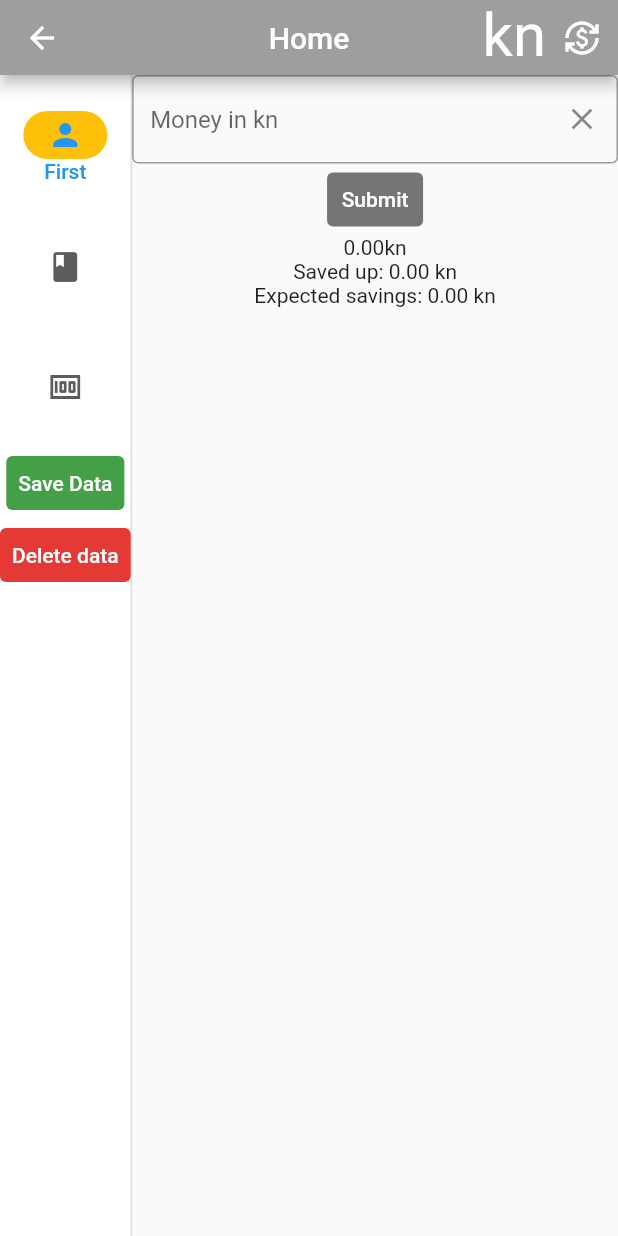
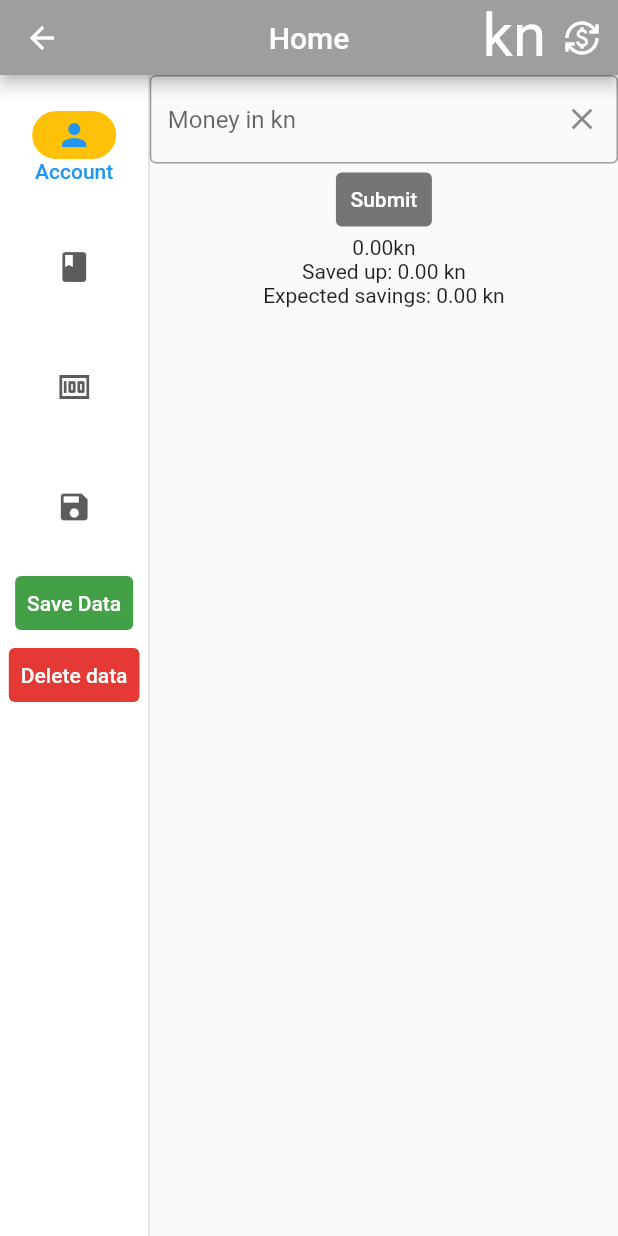
Before and after one commit to Dero1014/FinanceApp, a Flutter app: the HomePage screen opened directly, on a phone screen of 412 x 824 dp. Run offline on Flutter 3.47's test engine with Material 2 defaults, Android fonts, the phone set to English and light mode, and no system bars; our stand-ins replace hive, hive_flutter; accounts and stored records are empty.

Commit message:
Issue-ID: I-012 Refactoring for desktop

```diff
--- a/lib/classes/boxes.class.dart
+++ b/lib/classes/boxes.class.dart
@@ -42,9 +42,9 @@ class Boxes {
     String directory = (await getApplicationDocumentsDirectory()).path;
     List files;
 
-    files = Directory("$directory").listSync();
+    files = Directory(directory).listSync();
     for (var file in files) {
-      print(file);
+      //print(file);
     }
   }
 
--- a/lib/classes/widgethelper.class.dart
+++ b/lib/classes/widgethelper.class.dart
@@ -36,13 +36,13 @@ class WidgetHelper {
                     onPressed: () {
                       Navigator.pop(context);
                     },
-                    child: Text("No")),
+                    child: const Text("No")),
                 TextButton(
                   onPressed: () {
                     yesFunc();
                     Navigator.pop(context);
                   },
-                  child: Text("Yes"),
+                  child: const Text("Yes"),
                 )
               ],
             ));
--- a/lib/pages/account.page.dart
+++ b/lib/pages/account.page.dart
@@ -1,6 +1,6 @@
 import 'package:finances/classes/boxes.class.dart';
+import 'package:finances/pages/home.page.dart';
 import 'package:flutter/material.dart';
-import 'package:finances/widgets/appbar.dart';
 import 'package:finances/classes/account.class.dart';
 
 class AccountPage extends StatefulWidget {
@@ -16,13 +16,15 @@ class _AccountPageState extends State<AccountPage> {
   @override
   Widget build(BuildContext context) {
     return Expanded(
-      child: Center(
+      child: ValueListenableBuilder(
+        valueListenable: notifier,
+        builder: (context, value, child) => Center(
             child: Column(children: <Widget>[
           TextField(
               controller: incomeController,
               keyboardType: TextInputType.number,
               decoration: InputDecoration(
-                      hintText: "Money in " + Boxes().boxes[0].get("icon"),
+                  hintText: 'Money in ${Boxes().boxes[0].get("icon")}',
                   border: const OutlineInputBorder(),
                   suffixIcon: IconButton(
                     onPressed: () {
@@ -43,10 +45,14 @@ class _AccountPageState extends State<AccountPage> {
             ),
             child: const Text("Submit"),
           ),
-              Text(Account().income.toStringAsFixed(2) + Boxes().boxes[0].get("icon")),
-              Text('Saved up: ${Account().savedUp().toStringAsFixed(2)} ${Boxes().boxes[0].get("icon")}'),
-              Text('Expected savings: ${Account().saveExpectency().toStringAsFixed(2)} ${Boxes().boxes[0].get("icon")}'),
+          Text(
+              Account().income.toStringAsFixed(2) + Boxes().boxes[0].get("icon")),
+          Text(
+              'Saved up: ${Account().savedUp().toStringAsFixed(2)} ${Boxes().boxes[0].get("icon")}'),
+          Text(
+              'Expected savings: ${Account().saveExpectency().toStringAsFixed(2)} ${Boxes().boxes[0].get("icon")}'),
         ])),
+      ),
     );
   }
 }
--- a/lib/pages/category.page.dart
+++ b/lib/pages/category.page.dart
@@ -1,4 +1,3 @@
-import 'package:flutter/foundation.dart';
 import 'package:flutter/material.dart';
 import 'categoryAdd.page.dart';
 import 'categoryRatio.page.dart';
@@ -13,7 +12,7 @@ class CategoryPage extends StatefulWidget {
 class _CategoryPageState extends State<CategoryPage> {
   @override
   Widget build(BuildContext context) {
-    return Expanded(
+    return const Expanded(
       child: Row(
         children: <Widget>[
           CategoryAddPage(),
--- a/lib/pages/categoryRatio.page.dart
+++ b/lib/pages/categoryRatio.page.dart
@@ -39,7 +39,7 @@ class _CategoryRatioPageState extends State<CategoryRatioPage> {
   @override
   Widget build(BuildContext context) {
     return ValueListenableBuilder(
-      valueListenable: catListNotif,
+      valueListenable: notifier,
       builder: (context, value, child) {
         return Expanded(
           child: Column(
--- a/lib/pages/expenseView.page.dart
+++ b/lib/pages/expenseView.page.dart
@@ -27,7 +27,7 @@ class _ExpenseViewPageState extends State<ExpenseViewPage> {
   @override
   Widget build(BuildContext context) {
     return ValueListenableBuilder(
-      valueListenable: catListNotif,
+      valueListenable: notifier,
       builder: (context, value, child) {
         return Expanded(
           child: Column(children: <Widget>[
--- a/lib/pages/expenses.page.dart
+++ b/lib/pages/expenses.page.dart
@@ -12,7 +12,7 @@ class ExpensesPage extends StatefulWidget {
 class _ExpensesPageState extends State<ExpensesPage> {
   @override
   Widget build(BuildContext context) {
-    return Expanded(
+    return const Expanded(
       child: Row(
         children: <Widget>[
           ExpenseAddPage(),
--- a/lib/pages/home.page.dart
+++ b/lib/pages/home.page.dart
@@ -1,23 +1,17 @@
-import 'package:finances/classes/account.class.dart';
 import 'package:finances/classes/widgethelper.class.dart';
 import 'package:finances/pages/account.page.dart';
 import 'package:finances/pages/category.page.dart';
-import 'package:finances/pages/categoryAdd.page.dart';
-import 'package:finances/pages/categoryRatio.page.dart';
-import 'package:finances/pages/expenseAdd.page.dart';
-import 'package:finances/pages/expenseView.page.dart';
 import 'package:finances/pages/expenses.page.dart';
 import 'package:finances/widgets/appbar.dart';
 import 'package:flutter/material.dart';
 import 'package:hive/hive.dart';
 import '../classes/boxes.class.dart';
 import '../classes/category.class.dart';
-import 'package:path_provider/path_provider.dart';
 import 'dart:io';
 
-class MyNotifier extends ValueNotifier<CategoryList>
+class MyNotifier extends ValueNotifier
 {
-  MyNotifier(CategoryList value) : super(value);
+  MyNotifier(value) : super(value);
 
   void dataChanged()
   {
@@ -25,7 +19,7 @@ class MyNotifier extends ValueNotifier<CategoryList>
   }
 }
 
-final MyNotifier catListNotif = new MyNotifier(CategoryList());
+final MyNotifier notifier = MyNotifier(int);
 
 class HomePage extends StatefulWidget {
   const HomePage({super.key});
@@ -49,7 +43,7 @@ class _HomePageState extends State<HomePage> {
   @override
   Widget build(BuildContext context) {
     return Scaffold(
-      appBar: HomeBar("Home", true),
+      appBar: const HomeBar("Home", true),
       body: Row(
         children: <Widget>[
           NavigationRail(
@@ -100,23 +94,27 @@ class _HomePageState extends State<HomePage> {
             destinations: const <NavigationRailDestination>[
               NavigationRailDestination(
                 icon: Icon(Icons.person),
-                label: Text('First'),
+                label: Text('Account'),
               ),
               NavigationRailDestination(
                 icon: Icon(Icons.book),
-                label: Text('Second'),
+                label: Text('Categories'),
               ),
               NavigationRailDestination(
                 icon: Icon(Icons.money),
-                label: Text('Third'),
+                label: Text('Expenses'),
+              ),
+              NavigationRailDestination(
+                icon: Icon(Icons.save),
+                label: Text('Data location'),
               ),
             ],
           ),
-          VerticalDivider( thickness: 1, width: 1),
+          const VerticalDivider( thickness: 1, width: 1),
           <Widget>[
-              AccountPage(),
-              CategoryPage(),
-              ExpensesPage(),
+              const AccountPage(),
+              const CategoryPage(),
+              const ExpensesPage(),
             ][_selectedIndex],
         ],
       ),
@@ -125,7 +123,7 @@ class _HomePageState extends State<HomePage> {
 }
 
 Future<String> get _localPath async {
-  final directory = 'F:\\Projects\\Flutter';
+  const directory = 'F:\\Projects\\Flutter';
 
   return directory;
 }
--- a/lib/widgets/appbar.dart
+++ b/lib/widgets/appbar.dart
@@ -3,9 +3,12 @@ import 'package:finances/classes/boxes.class.dart';
 import 'package:finances/classes/category.class.dart';
 import 'package:flutter/material.dart';
 
+import '../pages/home.page.dart';
+
 class HomeBar extends StatefulWidget implements PreferredSizeWidget {
   final String title;
   final bool visible;
+
   const HomeBar(this.title, this.visible);
 
   @override
@@ -17,6 +20,39 @@ class HomeBar extends StatefulWidget implements PreferredSizeWidget {
 
 class _HomeBarState extends State<HomeBar> {
   bool convertToEuro = false;
+  final double euroConversion = 7.53;
+
+  void toEuro() {
+    double account = Account().getIncome();
+    notifier.dataChanged();
+
+    setState(() {
+      Account().setIncome(account / euroConversion);
+    });
+
+    //print(Account().income);
+
+    for (var category in CategoryList().categories) {
+      for (var expense in category.expenses) {
+        expense.expense = expense.expense / euroConversion;
+      }
+      category.expenseSum = 0;
+      category.sumExpenses();
+    }
+  }
+
+  void toHrk() {
+    double account = Account().getIncome();
+    notifier.dataChanged();
+    Account().setIncome(account * euroConversion);
+    for (var category in CategoryList().categories) {
+      for (var expense in category.expenses) {
+        expense.expense = expense.expense * euroConversion;
+      }
+      category.expenseSum = 0;
+      category.sumExpenses();
+    }
+  }
 
   _HomeBarState() {
     if (!Boxes().boxConversion().containsKey("icon")) {
@@ -59,37 +95,4 @@ class _HomeBarState extends State<HomeBar> {
       ],
     );
   }
-
-  void toEuro() {
-    double account = Account().getIncome();
-    setState(() {
-      Account().setIncome(account / euroConversion);
-    });
-
-    //print(Account().income);
-
-    for (var category in CategoryList().categories) {
-      for (var expense in category.expenses) {
-        expense.expense = expense.expense / euroConversion;
-      }
-      category.expenseSum = 0;
-      category.sumExpenses();
-    }
-  }
-
-  void toHrk() {
-    double account = Account().getIncome();
-    Account().setIncome(account * euroConversion);
-    for (var category in CategoryList().categories) {
-      for (var expense in category.expenses) {
-        expense.expense = expense.expense * euroConversion;
-      }
-      category.expenseSum = 0;
-      category.sumExpenses();
-    }
-  }
 }
-
-//Conversion functions
-
-const double euroConversion = 7.53;
```
Also changed, not shown: lib/classes/category.class.dart (+4 -4 lines), lib/classes/databaseHelper.class.dart (deleted, +0 -78 lines), lib/pages/expenseAdd.page.dart (+6 -2 lines). Lines whose indentation alone changed are shown as unchanged.
